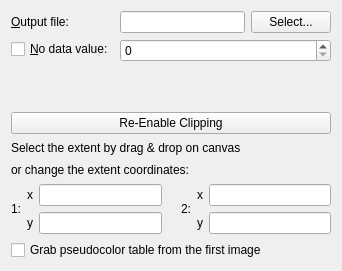
First picture: the form in qgis/python/plugins/GdalTools/tools/widgetClipper.ui, repository sourcepole/qgis, before the edit.
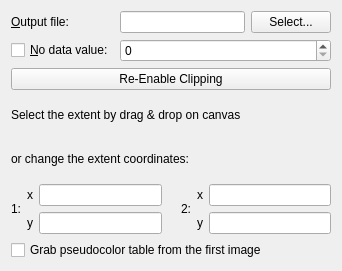
Second picture: the form after the edit.

Commit message: replaced all QFormLayouts with QGridLayouts

Diff of the .ui file:
```diff
--- a/qgis/python/plugins/GdalTools/tools/widgetClipper.ui
+++ b/qgis/python/plugins/GdalTools/tools/widgetClipper.ui
@@ -11,7 +11,7 @@
    </rect>
   </property>
   <property name="sizePolicy">
-   <sizepolicy hsizetype="Expanding" vsizetype="Expanding">
+   <sizepolicy hsizetype="Expanding" vsizetype="Preferred">
     <horstretch>0</horstretch>
     <verstretch>0</verstretch>
    </sizepolicy>
@@ -21,10 +21,7 @@
   </property>
   <layout class="QVBoxLayout" name="verticalLayout_4">
    <item>
-    <layout class="QFormLayout" name="formLayout">
-     <property name="fieldGrowthPolicy">
-      <enum>QFormLayout::AllNonFixedFieldsGrow</enum>
-     </property>
+    <layout class="QGridLayout" name="gridLayout">
      <item row="0" column="0">
       <widget class="QLabel" name="label_2">
        <property name="text">
```
The commit also changes 16 other files.
